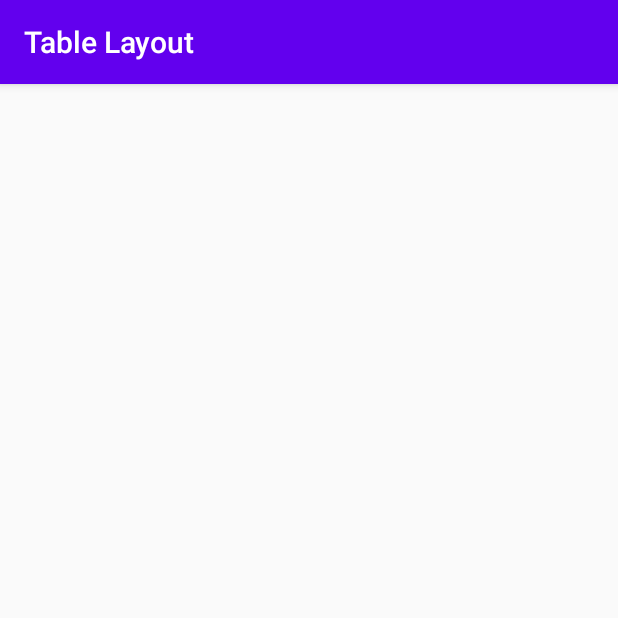
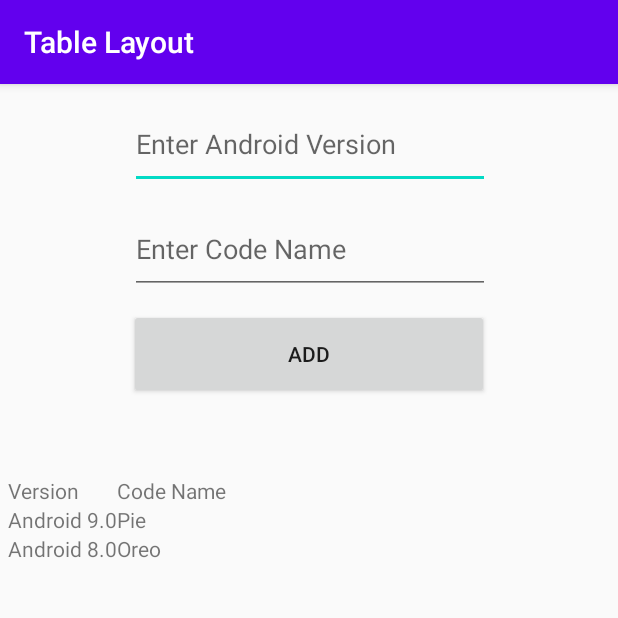
Before and after one commit to nhatpk/CS473-Moblie-Device-Programming, an Android app: the screen it shows after launch (MainActivity), on a phone screen of 412 x 824 dp, the top half of it. Run offline under Robolectric (Android 15) with nearby library versions, the phone set to English and light mode, and no system bars.

Commit message:
update Table

```diff
--- a/HW3/TableLayout/app/src/main/java/com/example/tablelayout/MainActivity.kt
+++ b/HW3/TableLayout/app/src/main/java/com/example/tablelayout/MainActivity.kt
@@ -1,12 +1,10 @@
 package com.example.tablelayout
 
+import android.graphics.Color
 import android.os.Bundle
-import com.google.android.material.floatingactionbutton.FloatingActionButton
-import com.google.android.material.snackbar.Snackbar
+import android.widget.TableLayout
+import android.widget.TableRow
 import androidx.appcompat.app.AppCompatActivity
-import android.view.Menu
-import android.view.MenuItem
-import android.widget.TableRow
 import kotlinx.android.synthetic.main.content_main.*
 
 class MainActivity : AppCompatActivity() {
@@ -14,7 +12,6 @@ class MainActivity : AppCompatActivity() {
     override fun onCreate(savedInstanceState: Bundle?) {
         super.onCreate(savedInstanceState)
         setContentView(R.layout.activity_main)
-        setSupportActionBar(findViewById(R.id.toolbar))
 
         btnAdd.setOnClickListener {
             // Create a new table row.
@@ -25,11 +22,11 @@ class MainActivity : AppCompatActivity() {
             tableRow.layoutParams = layoutParams
 
             // add values into row by calling addView()
-            tableRow.addView(strAndroidVersion,1)
-            tableRow.addView(strCodeName,2)
+            tableRow.addView(strAndroidVersion, 1)
+            tableRow.addView(strCodeName, 2)
 
             // Finally add the created row row into layout
-            tbContent.addView(tableRow) // id from Layout_file
+            tlContent.addView(tableRow) // id from Layout_file
         }
     }
 }
--- a/HW3/TableLayout/app/src/main/res/layout/content_main.xml
+++ b/HW3/TableLayout/app/src/main/res/layout/content_main.xml
@@ -9,39 +9,103 @@
 
     <EditText
         android:id="@+id/strAndroidVersion"
-        android:layout_width="wrap_content"
+        android:layout_width="240dp"
         android:layout_height="60dp"
-        android:ems="10"
+        android:layout_marginTop="10dp"
+        android:layout_marginBottom="10dp"
         android:inputType="textPersonName"
-        android:paddingBottom="10dp"
-        android:text="Enter Android Version"
+        android:hint="Enter Android Version"
         app:layout_constraintBottom_toTopOf="@+id/strCodeName"
-        tools:layout_editor_absoluteX="21dp" />
+        app:layout_constraintEnd_toEndOf="parent"
+        app:layout_constraintHorizontal_bias="0.502"
+        app:layout_constraintStart_toStartOf="parent"
+        app:layout_constraintTop_toTopOf="parent"
+        app:layout_constraintVertical_bias="1.0" />
 
     <EditText
         android:id="@+id/strCodeName"
-        android:layout_width="wrap_content"
+        android:layout_width="240dp"
         android:layout_height="60dp"
-        android:ems="10"
+        android:layout_marginBottom="10dp"
         android:inputType="textPersonName"
-        android:paddingBottom="10dp"
-        android:text="Enter Code Name"
+        android:hint="Enter Code Name"
         app:layout_constraintBottom_toTopOf="@+id/btnAdd"
-        tools:layout_editor_absoluteX="21dp" />
+        app:layout_constraintEnd_toEndOf="parent"
+        app:layout_constraintHorizontal_bias="0.502"
+        app:layout_constraintStart_toStartOf="parent"
+        app:layout_constraintTop_toBottomOf="@id/strAndroidVersion" />
 
     <Button
         android:id="@+id/btnAdd"
-        android:layout_width="368dp"
-        android:layout_height="40dp"
-        android:paddingBottom="10dp"
+        android:layout_width="240dp"
+        android:layout_height="60dp"
+        android:layout_marginTop="10dp"
         android:text="Add"
-        app:layout_constraintBottom_toTopOf="@+id/tbContent"
-        tools:layout_editor_absoluteX="21dp" />
+        app:layout_constraintBottom_toTopOf="@+id/tableLayout"
+        app:layout_constraintEnd_toEndOf="parent"
+        app:layout_constraintStart_toStartOf="parent"
+        app:layout_constraintTop_toBottomOf="@+id/strCodeName" />
 
-    <TableRow
-        android:id="@+id/tbContent"
-        android:layout_width="409dp"
-        android:layout_height="543dp"
-        tools:layout_editor_absoluteX="1dp"
-        tools:layout_editor_absoluteY="185dp" />
+    <TableLayout
+        android:id="@+id/tlContent"
+        android:layout_width="402dp"
+        android:layout_height="465dp"
+        android:layout_marginTop="10dp"
+        android:visibility="visible"
+        app:layout_constraintBottom_toBottomOf="parent"
+        app:layout_constraintEnd_toEndOf="parent"
+        app:layout_constraintStart_toStartOf="parent"
+        app:layout_constraintTop_toBottomOf="@+id/btnAdd" >
+
+        <TableRow
+            android:layout_width="match_parent"
+            android:layout_height="match_parent"
+            android:stretchColumns="1">
+
+            <TextView
+                android:layout_width="match_parent"
+                android:layout_height="match_parent"
+                android:text="Version" />
+
+            <TextView
+                android:layout_width="match_parent"
+                android:layout_height="match_parent"
+                android:text="Code Name" />
+
+        </TableRow>
+
+        <TableRow
+            android:layout_width="match_parent"
+            android:layout_height="match_parent" >
+
+            <TextView
+                android:text="Android 9.0"
+                android:layout_width="match_parent"
+                android:layout_height="match_parent"/>
+
+            <TextView
+                android:text="Pie"
+                android:layout_width="match_parent"
+                android:layout_height="match_parent"/>
+
+        </TableRow>
+
+        <TableRow
+            android:layout_width="match_parent"
+            android:layout_height="match_parent" >
+
+            <TextView
+                android:text="Android 8.0"
+                android:layout_width="match_parent"
+                android:layout_height="match_parent"/>
+
+            <TextView
+                android:text="Oreo"
+                android:layout_width="match_parent"
+                android:layout_height="match_parent"/>
+
+        </TableRow>
+
+    </TableLayout>
+
 </androidx.constraintlayout.widget.ConstraintLayout>
```
